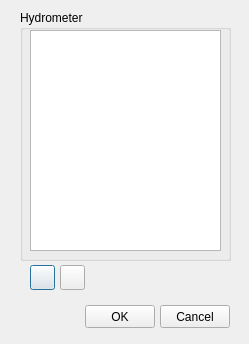
Old version of the form ui/mincut_add_hydrometer.ui in the repository Giswater/giswater_qgis_plugin.
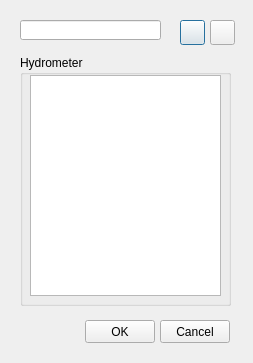
New version of the form. Icons and pictures are not drawn.

```diff
--- a/ui/mincut_add_hydrometer.ui
+++ b/ui/mincut_add_hydrometer.ui
@@ -6,8 +6,8 @@
    <rect>
     <x>0</x>
     <y>0</y>
-    <width>249</width>
-    <height>344</height>
+    <width>253</width>
+    <height>363</height>
    </rect>
   </property>
   <property name="windowTitle">
@@ -17,7 +17,7 @@
    <property name="geometry">
     <rect>
      <x>20</x>
-     <y>10</y>
+     <y>55</y>
      <width>211</width>
      <height>251</height>
     </rect>
@@ -25,7 +25,7 @@
    <property name="title">
     <string>Hydrometer</string>
    </property>
-   <widget class="QListWidget" name="tbl_mincut_connec">
+   <widget class="QTableView" name="tbl">
     <property name="geometry">
      <rect>
       <x>10</x>
@@ -39,8 +39,8 @@
   <widget class="QPushButton" name="pushButton_plus">
    <property name="geometry">
     <rect>
-     <x>30</x>
-     <y>265</y>
+     <x>180</x>
+     <y>20</y>
      <width>25</width>
      <height>25</height>
     </rect>
@@ -56,8 +56,8 @@
   <widget class="QPushButton" name="pushButton_minus">
    <property name="geometry">
     <rect>
-     <x>60</x>
-     <y>265</y>
+     <x>210</x>
+     <y>20</y>
      <width>25</width>
      <height>25</height>
     </rect>
@@ -74,7 +74,7 @@
    <property name="geometry">
     <rect>
      <x>160</x>
-     <y>305</y>
+     <y>320</y>
      <width>70</width>
      <height>23</height>
     </rect>
@@ -87,7 +87,7 @@
    <property name="geometry">
     <rect>
      <x>85</x>
-     <y>305</y>
+     <y>320</y>
      <width>70</width>
      <height>23</height>
     </rect>
@@ -96,6 +96,16 @@
     <string>OK</string>
    </property>
   </widget>
+  <widget class="QLineEdit" name="hydrometer_id">
+   <property name="geometry">
+    <rect>
+     <x>20</x>
+     <y>20</y>
+     <width>141</width>
+     <height>20</height>
+    </rect>
+   </property>
+  </widget>
  </widget>
  <resources/>
  <connections/>
```
Left out of the diff: 8 changed lines with no effect on the pictures.
